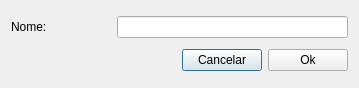
Old version of the form uis/addInpuGroupForm.ui in the repository dsgoficial/SAP_Gerente.
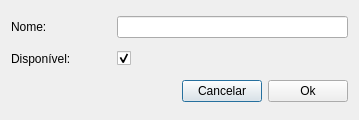
New version of the form.

What changed in the file:
```diff
--- a/uis/addInpuGroupForm.ui
+++ b/uis/addInpuGroupForm.ui
@@ -7,14 +7,14 @@
     <x>0</x>
     <y>0</y>
     <width>359</width>
-    <height>88</height>
+    <height>120</height>
    </rect>
   </property>
   <property name="windowTitle">
    <string>Adicionar Grupo de Insumos</string>
   </property>
   <layout class="QGridLayout" name="gridLayout">
-   <item row="1" column="0">
+   <item row="2" column="0">
     <layout class="QHBoxLayout" name="horizontalLayout">
      <item>
       <spacer name="horizontalSpacer">
@@ -83,6 +83,55 @@
      </item>
     </layout>
    </item>
+   <item row="1" column="0">
+    <layout class="QHBoxLayout" name="horizontalLayout_4">
+     <item>
+      <widget class="QLabel" name="label_2">
+       <property name="sizePolicy">
+        <sizepolicy hsizetype="Fixed" vsizetype="Preferred">
+         <horstretch>0</horstretch>
+         <verstretch>0</verstretch>
+        </sizepolicy>
+       </property>
+       <property name="minimumSize">
+        <size>
+         <width>100</width>
+         <height>0</height>
+        </size>
+       </property>
+       <property name="maximumSize">
+        <size>
+         <width>100</width>
+         <height>16777215</height>
+        </size>
+       </property>
+       <property name="text">
+        <string>Disponível:</string>
+       </property>
+      </widget>
+     </item>
+     <item>
+      <widget class="QCheckBox" name="disponivelChk">
+       <property name="checked">
+        <bool>true</bool>
+       </property>
+      </widget>
+     </item>
+     <item>
+      <spacer name="horizontalSpacer_2">
+       <property name="orientation">
+        <enum>Qt::Horizontal</enum>
+       </property>
+       <property name="sizeHint" stdset="0">
+        <size>
+         <width>40</width>
+         <height>20</height>
+        </size>
+       </property>
+      </spacer>
+     </item>
+    </layout>
+   </item>
   </layout>
  </widget>
  <tabstops>
```
Left out of the diff: 1 changed line with no effect on the pictures.
